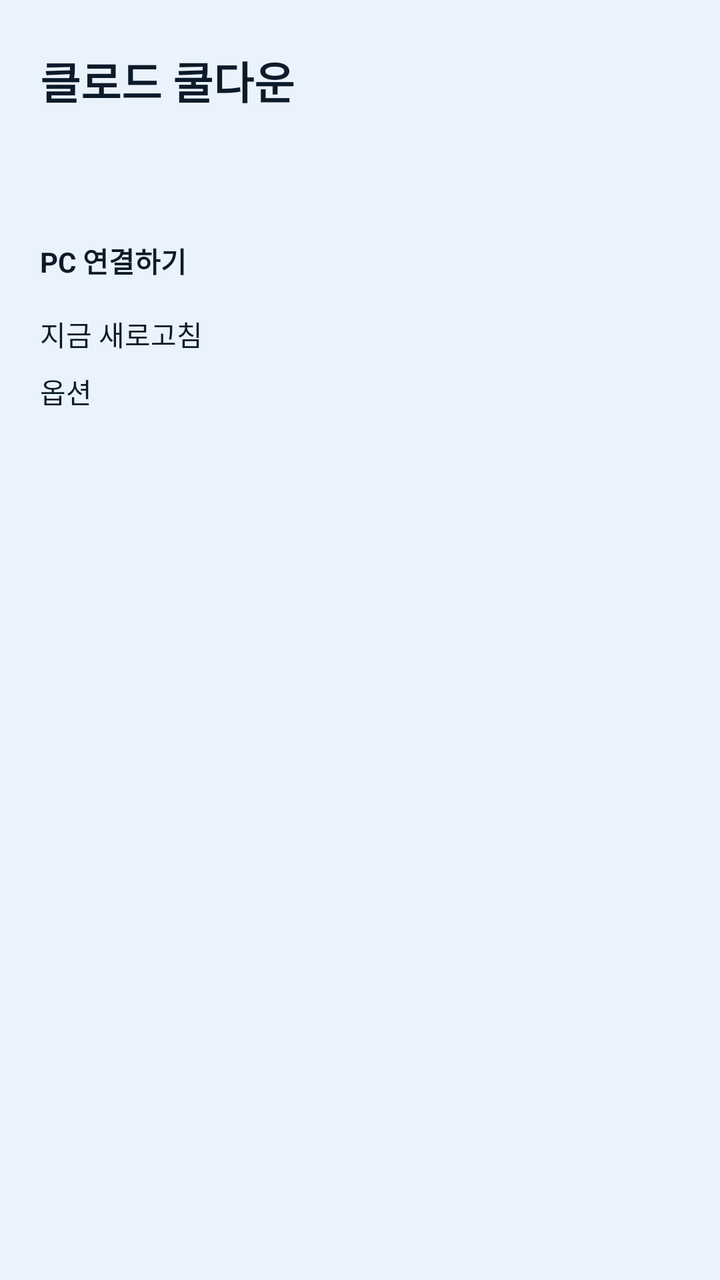
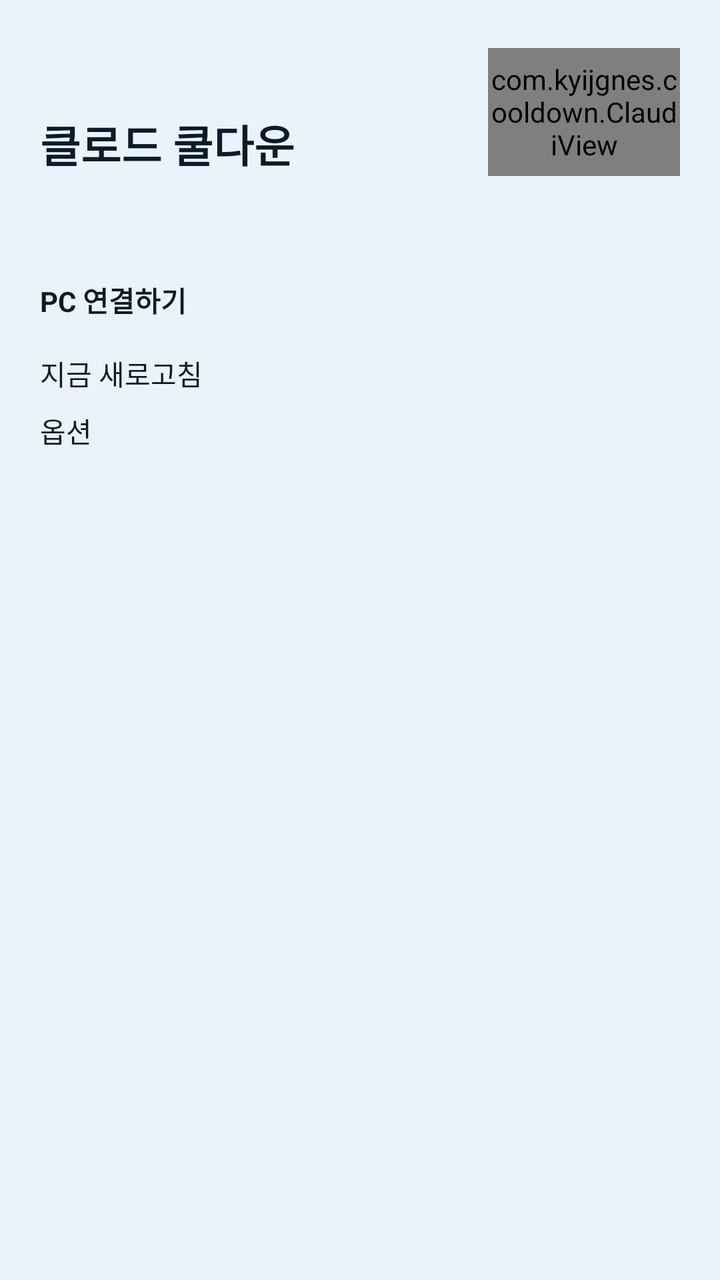

Before-and-after screenshots of an Android layout around one commit, followed by the original layout XML and the change that was made.
<!-- AndroidManifest.xml: application theme AppTheme -->
<!-- res/layout/activity_main.xml -->
<?xml version="1.0" encoding="utf-8"?>
<ScrollView xmlns:android="http://schemas.android.com/apk/res/android"
    android:layout_width="match_parent"
    android:layout_height="match_parent"
    android:background="@color/bg"
    android:fillViewport="true">

    <LinearLayout
        android:layout_width="match_parent"
        android:layout_height="wrap_content"
        android:orientation="vertical"
        android:paddingHorizontal="20dp"
        android:paddingTop="24dp"
        android:paddingBottom="32dp">

        <TextView
            android:layout_width="wrap_content"
            android:layout_height="wrap_content"
            android:text="@string/app_name"
            android:textColor="@color/title"
            android:textSize="22sp"
            android:textStyle="bold" />

        
        <ImageView
            android:id="@+id/gauge"
            android:layout_width="match_parent"
            android:layout_height="wrap_content"
            android:layout_marginTop="20dp"
            android:adjustViewBounds="true"
            android:contentDescription="@string/app_name"
            android:scaleType="fitCenter" />

        <TextView
            android:id="@+id/status"
            android:layout_width="match_parent"
            android:layout_height="wrap_content"
            android:layout_marginTop="10dp"
            android:textColor="@color/faint"
            android:textSize="13sp" />

        <Button
            android:id="@+id/connect"
            android:layout_width="match_parent"
            android:layout_height="wrap_content"
            android:layout_marginTop="16dp"
            android:text="PC 연결하기"
            android:textColor="@color/title"
            android:textStyle="bold" />

        <Button
            android:id="@+id/refresh"
            android:layout_width="match_parent"
            android:layout_height="wrap_content"
            android:layout_marginTop="16dp"
            android:text="지금 새로고침"
            android:textColor="@color/title" />

        <Button
            android:id="@+id/options"
            android:layout_width="match_parent"
            android:layout_height="wrap_content"
            android:layout_marginTop="8dp"
            android:text="옵션"
            android:textColor="@color/title" />
    </LinearLayout>
</ScrollView>
<!-- resources referenced by this layout -->
<resources>
  <color name="bg">#eaf2fb</color>
  <color name="faint">#42607a</color>
  <color name="title">#0c1b2a</color>
  <string name="app_name">클로드 쿨다운</string>
  <style name="AppTheme" parent="@android:style/Theme.DeviceDefault.NoActionBar">
          <item name="android:windowBackground">@color/bg</item>
          <item name="android:colorBackground">@color/bg</item>
          <item name="android:statusBarColor">@color/bg</item>
          <item name="android:navigationBarColor">@color/bg</item>
  
          
          <item name="android:windowLightStatusBar">true</item>
      </style>
</resources>

<!-- the commit's change to res/layout/activity_main.xml (unified diff, before → after) -->
@@ -13,23 +13,43 @@
         android:paddingTop="24dp"
         android:paddingBottom="32dp">
 
-        <TextView
-            android:layout_width="wrap_content"
+        
+        <LinearLayout
+            android:layout_width="match_parent"
             android:layout_height="wrap_content"
-            android:text="@string/app_name"
-            android:textColor="@color/title"
-            android:textSize="22sp"
-            android:textStyle="bold" />
+            android:gravity="bottom"
+            android:orientation="horizontal">
+
+            <TextView
+                android:layout_width="0dp"
+                android:layout_height="wrap_content"
+                android:layout_weight="1"
+                android:text="@string/app_name"
+                android:textColor="@color/title"
+                android:textSize="22sp"
+                android:textStyle="bold" />
+
+            <com.kyijgnes.cooldown.ClaudiView
+                android:id="@+id/claudi"
+                android:layout_width="96dp"
+                android:layout_height="64dp" />
+        </LinearLayout>
 
         
-        <ImageView
-            android:id="@+id/gauge"
+        <FrameLayout
+            android:id="@+id/stage"
             android:layout_width="match_parent"
             android:layout_height="wrap_content"
-            android:layout_marginTop="20dp"
-            android:adjustViewBounds="true"
-            android:contentDescription="@string/app_name"
-            android:scaleType="fitCenter" />
+            android:layout_marginTop="8dp">
+
+            <ImageView
+                android:id="@+id/gauge"
+                android:layout_width="match_parent"
+                android:layout_height="wrap_content"
+                android:adjustViewBounds="true"
+                android:contentDescription="@string/app_name"
+                android:scaleType="fitCenter" />
+        </FrameLayout>
 
         <TextView
             android:id="@+id/status"
